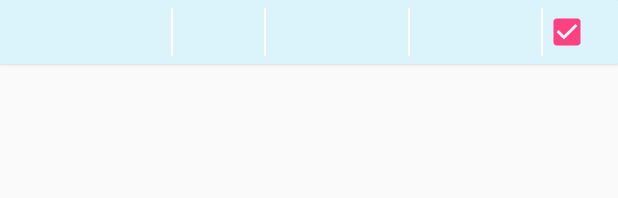
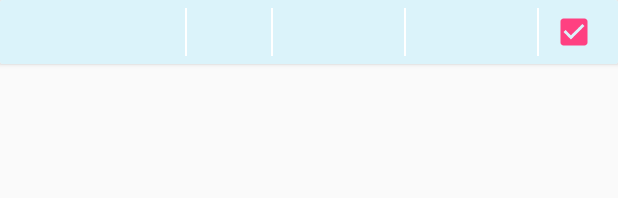
Before and after one commit to studioproject293/AaaganwariAppJslps, an Android app: the layout syncwithserver_row.xml on its own in the app's theme, with its tools: preview values and no code run, on a phone screen of 412 x 824 dp. Shown: the top 198 px of the screen. Run offline under Robolectric (Android 15) with nearby library versions, the phone set to English and light mode, and no system bars.

Commit message:
latest changes

```diff
--- a/app/src/main/res/layout/syncwithserver_row.xml
+++ b/app/src/main/res/layout/syncwithserver_row.xml
@@ -32,7 +32,7 @@
             android:layout_width="0dp"
             android:layout_height="26dp"
             android:layout_gravity="center"
-            android:layout_weight="0.83"
+            android:layout_weight="0.7"
             android:background="@null"
             android:backgroundTint="@null"
             android:gravity="center"
@@ -52,7 +52,7 @@
             android:layout_width="0dp"
             android:layout_height="wrap_content"
             android:layout_gravity="center"
-            android:layout_weight="1.3"
+            android:layout_weight="1.1"
             android:background="@null"
             android:backgroundTint="@null"
             android:gravity="center"
@@ -72,7 +72,7 @@
             android:layout_width="0dp"
             android:layout_height="wrap_content"
             android:layout_gravity="center"
-            android:layout_weight="1.2"
+            android:layout_weight="1.1"
             android:background="@null"
             android:backgroundTint="@null"
             android:gravity="center"
@@ -84,18 +84,20 @@
             android:layout_width="1dp"
             android:layout_height="match_parent"
             android:layout_marginLeft="2dp">
-
             <View style="@style/Divider" />
         </LinearLayout>
 
-
+        <LinearLayout
+            android:layout_width="0dp"
+            android:layout_weight="0.6"
+            android:gravity="center"
+            android:layout_height="wrap_content">
         <CheckBox
             android:id="@+id/unitRate"
             android:layout_width="wrap_content"
             android:layout_height="wrap_content"
-            android:layout_gravity="right"
-            android:gravity="right"
             android:checked="true" />
+        </LinearLayout>
 
     </LinearLayout>
 
--- a/app/src/main/res/values/strings.xml
+++ b/app/src/main/res/values/strings.xml
@@ -36,5 +36,6 @@
     <string name="yes">Yes</string>
     <string name="no">No</string>
     <string name="already_record">You have already record in this month</string>
+    <string name="total_anganwadi">Total Anganwadi</string>
 
 </resources>
```
Also changed, not shown: app/src/main/java/com/jslps/aaganbariapp/fragment/EntryFormFragment.java (+8 -3 lines), app/src/main/res/layout/syncwithserver.xml (+5 -6 lines), 1 other file.
